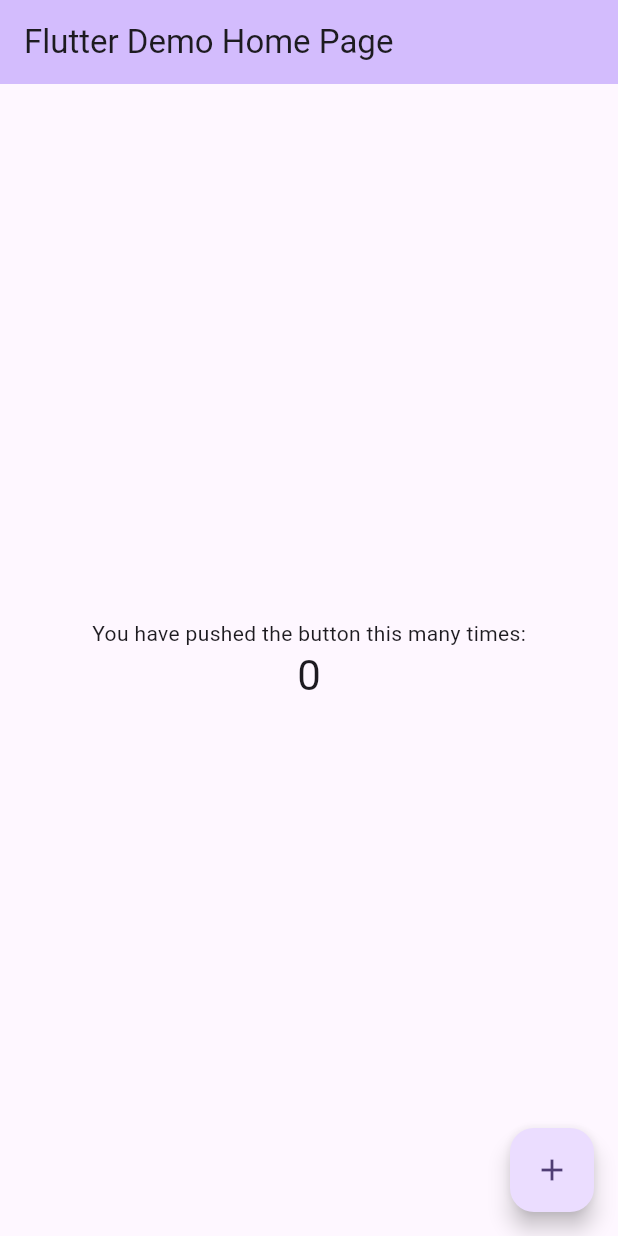
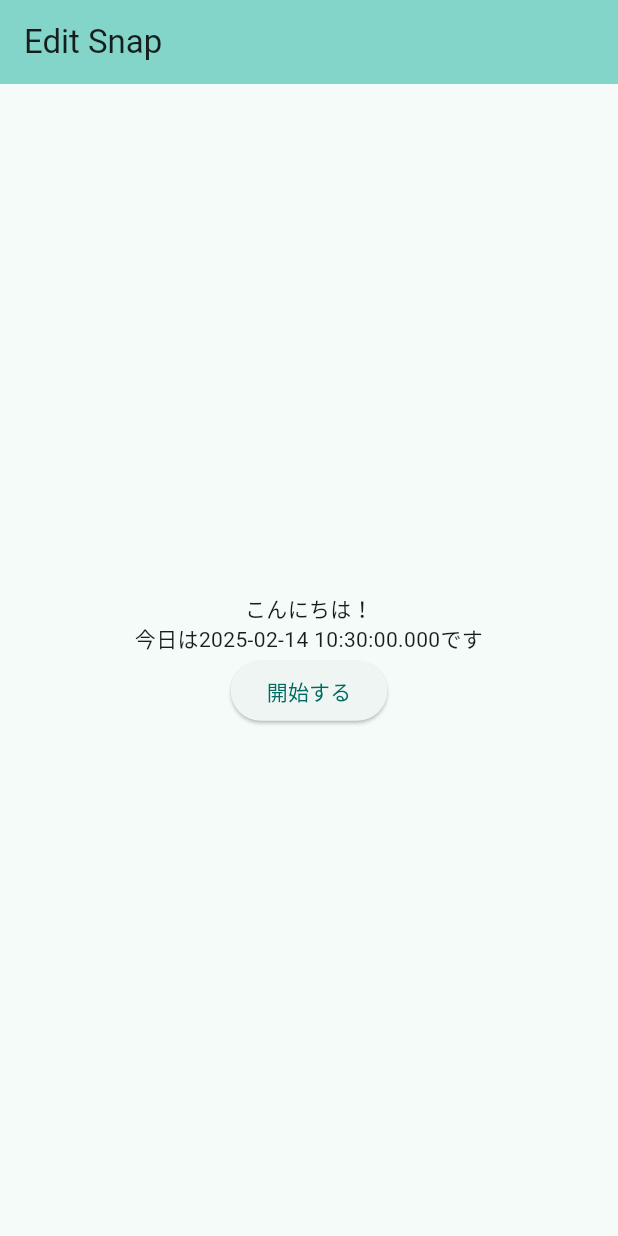
Before and after one commit to k-tokitoh/flutter-nyumon, a Flutter app: the screen it shows after launch, on a phone screen of 412 x 824 dp. Run offline on Flutter 3.47's test engine with Material 3 defaults, Android fonts, the phone set to English and light mode, and no system bars; our stand-ins replace flutter_svg, go_router; generated files the repository leaves out were written again.

Commit message:
UIを追加

```diff
--- a/chapter6/lib/main.dart
+++ b/chapter6/lib/main.dart
@@ -1,4 +1,5 @@
 import 'package:flutter/material.dart';
+import 'package:image_editor/start_screen.dart';
 
 void main() {
   runApp(const MyApp());
@@ -11,115 +12,12 @@ class MyApp extends StatelessWidget {
   @override
   Widget build(BuildContext context) {
     return MaterialApp(
-      title: 'Flutter Demo',
+      title: 'Edit Snap',
       theme: ThemeData(
-        // This is the theme of your application.
-        //
-        // TRY THIS: Try running your application with "flutter run". You'll see
-        // the application has a purple toolbar. Then, without quitting the app,
-        // try changing the seedColor in the colorScheme below to Colors.green
-        // and then invoke "hot reload" (save your changes or press the "hot
-        // reload" button in a Flutter-supported IDE, or press "r" if you used
-        // the command line to start the app).
-        //
-        // Notice that the counter didn't reset back to zero; the application
-        // state is not lost during the reload. To reset the state, use hot
-        // restart instead.
-        //
-        // This works for code too, not just values: Most code changes can be
-        // tested with just a hot reload.
-        colorScheme: ColorScheme.fromSeed(seedColor: Colors.deepPurple),
+        colorScheme: ColorScheme.fromSeed(seedColor: Colors.teal),
         useMaterial3: true,
       ),
-      home: const MyHomePage(title: 'Flutter Demo Home Page'),
+      home: const StartScreen(),
     );
   }
 }
-
-class MyHomePage extends StatefulWidget {
-  const MyHomePage({super.key, required this.title});
-
-  // This widget is the home page of your application. It is stateful, meaning
-  // that it has a State object (defined below) that contains fields that affect
-  // how it looks.
-
-  // This class is the configuration for the state. It holds the values (in this
-  // case the title) provided by the parent (in this case the App widget) and
-  // used by the build method of the State. Fields in a Widget subclass are
-  // always marked "final".
-
-  final String title;
-
-  @override
-  State<MyHomePage> createState() => _MyHomePageState();
-}
-
-class _MyHomePageState extends State<MyHomePage> {
-  int _counter = 0;
-
-  void _incrementCounter() {
-    setState(() {
-      // This call to setState tells the Flutter framework that something has
-      // changed in this State, which causes it to rerun the build method below
-      // so that the display can reflect the updated values. If we changed
-      // _counter without calling setState(), then the build method would not be
-      // called again, and so nothing would appear to happen.
-      _counter++;
-    });
-  }
-
-  @override
-  Widget build(BuildContext context) {
-    // This method is rerun every time setState is called, for instance as done
-    // by the _incrementCounter method above.
-    //
-    // The Flutter framework has been optimized to make rerunning build methods
-    // fast, so that you can just rebuild anything that needs updating rather
-    // than having to individually change instances of widgets.
-    return Scaffold(
-      appBar: AppBar(
-        // TRY THIS: Try changing the color here to a specific color (to
-        // Colors.amber, perhaps?) and trigger a hot reload to see the AppBar
-        // change color while the other colors stay the same.
-        backgroundColor: Theme.of(context).colorScheme.inversePrimary,
-        // Here we take the value from the MyHomePage object that was created by
-        // the App.build method, and use it to set our appbar title.
-        title: Text(widget.title),
-      ),
-      body: Center(
-        // Center is a layout widget. It takes a single child and positions it
-        // in the middle of the parent.
-        child: Column(
-          // Column is also a layout widget. It takes a list of children and
-          // arranges them vertically. By default, it sizes itself to fit its
-          // children horizontally, and tries to be as tall as its parent.
-          //
-          // Column has various properties to control how it sizes itself and
-          // how it positions its children. Here we use mainAxisAlignment to
-          // center the children vertically; the main axis here is the vertical
-          // axis because Columns are vertical (the cross axis would be
-          // horizontal).
-          //
-          // TRY THIS: Invoke "debug painting" (choose the "Toggle Debug Paint"
-          // action in the IDE, or press "p" in the console), to see the
-          // wireframe for each widget.
-          mainAxisAlignment: MainAxisAlignment.center,
-          children: <Widget>[
-            const Text(
-              'You have pushed the button this many times:',
-            ),
-            Text(
-              '$_counter',
-              style: Theme.of(context).textTheme.headlineMedium,
-            ),
-          ],
-        ),
-      ),
-      floatingActionButton: FloatingActionButton(
-        onPressed: _incrementCounter,
-        tooltip: 'Increment',
-        child: const Icon(Icons.add),
-      ), // This trailing comma makes auto-formatting nicer for build methods.
-    );
-  }
-}
--- /dev/null
+++ b/chapter6/lib/start_screen.dart
@@ -0,0 +1,27 @@
+import 'package:flutter/material.dart';
+
+class StartScreen extends StatelessWidget {
+  const StartScreen({super.key});
+
+  @override
+  Widget build(BuildContext context) {
+    return Scaffold(
+      appBar: AppBar(
+        backgroundColor: Theme.of(context).colorScheme.inversePrimary,
+        title: const Text('Edit Snap'),
+      ),
+      body: Center(
+        child: Column(mainAxisAlignment: MainAxisAlignment.center, children: [
+          Text(
+            'こんにちは！\n今日は${DateTime.now()}です',
+            textAlign: TextAlign.center,
+          ),
+          ElevatedButton(
+            onPressed: () {},
+            child: const Text('開始する'),
+          ),
+        ]),
+      ),
+    );
+  }
+}
```
